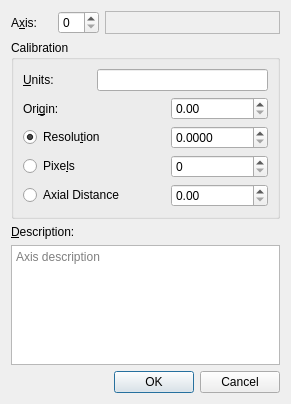
Old version of the form src/scipyen/gui/axescalibrationdialog.ui in the repository ctigaret/scipyen.
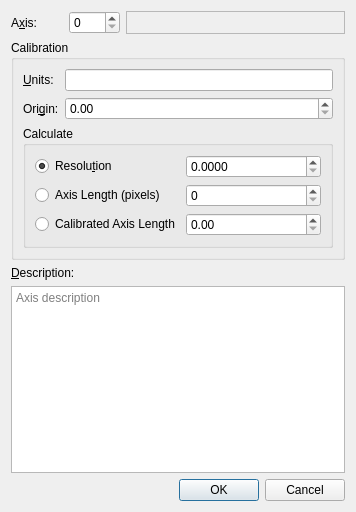
New version of the form.

Commit message: progress on axes calibration dialog, but still some bugs

```diff
--- a/src/scipyen/gui/axescalibrationdialog.ui
+++ b/src/scipyen/gui/axescalibrationdialog.ui
@@ -9,8 +9,8 @@
    <rect>
     <x>0</x>
     <y>0</y>
-    <width>291</width>
-    <height>404</height>
+    <width>356</width>
+    <height>512</height>
    </rect>
   </property>
   <property name="windowTitle">
@@ -19,7 +19,7 @@
   <property name="modal">
    <bool>true</bool>
   </property>
-  <layout class="QGridLayout" name="gridLayout_2">
+  <layout class="QGridLayout" name="gridLayout_3">
    <item row="0" column="0">
     <layout class="QHBoxLayout" name="horizontalLayout_2">
      <item>
@@ -95,7 +95,7 @@
      <property name="title">
       <string>Calibration</string>
      </property>
-     <layout class="QGridLayout" name="gridLayout">
+     <layout class="QGridLayout" name="gridLayout_2">
       <item row="0" column="0">
        <widget class="QLabel" name="label_5">
         <property name="text">
@@ -106,7 +106,7 @@
         </property>
        </widget>
       </item>
-      <item row="0" column="1" colspan="2">
+      <item row="0" column="1">
        <widget class="QLineEdit" name="unitsLineEdit">
         <property name="sizePolicy">
          <sizepolicy hsizetype="MinimumExpanding" vsizetype="Fixed">
@@ -129,7 +129,7 @@
         </property>
        </widget>
       </item>
-      <item row="1" column="2">
+      <item row="1" column="1">
        <widget class="QDoubleSpinBox" name="originSpinBox">
         <property name="toolTip">
          <string>Axis origin (in calibrated units)</string>
@@ -140,6 +140,21 @@
        </widget>
       </item>
       <item row="2" column="0" colspan="2">
+       <widget class="QGroupBox" name="groupBox">
+        <property name="toolTip">
+         <string>Calculate selected parameter using values entered for the other two</string>
+        </property>
+        <property name="statusTip">
+         <string>Calculate selected parameter using values entered for the other two</string>
+        </property>
+        <property name="whatsThis">
+         <string>Calculate selected parameter using values entered for the other two</string>
+        </property>
+        <property name="title">
+         <string>Calculate</string>
+        </property>
+        <layout class="QGridLayout" name="gridLayout">
+         <item row="0" column="0">
        <widget class="QRadioButton" name="resolutionRadioButton">
         <property name="toolTip">
          <string>Select to calculate resolution</string>
@@ -152,7 +167,7 @@
         </property>
        </widget>
       </item>
-      <item row="2" column="2">
+         <item row="0" column="1">
        <widget class="QDoubleSpinBox" name="resolutionSpinBox">
         <property name="enabled">
          <bool>true</bool>
@@ -171,17 +186,17 @@
         </property>
        </widget>
       </item>
-      <item row="3" column="0" colspan="2">
+         <item row="1" column="0">
        <widget class="QRadioButton" name="pixelsDistanceRadioButton">
         <property name="toolTip">
          <string>Select to calculate distance in pixels</string>
         </property>
         <property name="text">
-         <string>Pixe&amp;ls</string>
+            <string>Axis Length (pixels)</string>
         </property>
        </widget>
       </item>
-      <item row="3" column="2">
+         <item row="1" column="1">
        <widget class="QSpinBox" name="pixelsDistanceSpinBox">
         <property name="toolTip">
          <string>Distance in pixels</string>
@@ -191,17 +206,17 @@
         </property>
        </widget>
       </item>
-      <item row="4" column="0" colspan="2">
+         <item row="2" column="0">
        <widget class="QRadioButton" name="calibratedDistanceRadioButton">
         <property name="toolTip">
          <string>Select to calculate calibrated distance</string>
         </property>
         <property name="text">
-         <string>Axial Distance</string>
+            <string>Calibrated Axis Length</string>
         </property>
        </widget>
       </item>
-      <item row="4" column="2">
+         <item row="2" column="1">
        <widget class="QDoubleSpinBox" name="calibratedDistanceSpinBox">
         <property name="toolTip">
          <string>Distance in calibrated units</string>
@@ -209,6 +224,9 @@
         <property name="maximum">
          <double>1000000.000000000000000</double>
         </property>
+          </widget>
+         </item>
+        </layout>
        </widget>
       </item>
      </layout>
```
Left out of the diff: 2 changed lines with no effect on the pictures. Lines whose indentation alone changed are shown as unchanged. The commit also changes 3 other files.
